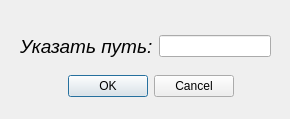
Before: the Qt Designer form OPD/changesourcecsv.ui in ikherty/OPD, drawn with Qt 5.
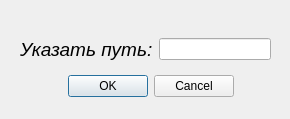
After: the same form once the commit is applied.

Diff of the .ui file:
```diff
--- a/OPD/changesourcecsv.ui
+++ b/OPD/changesourcecsv.ui
@@ -19,7 +19,7 @@
      <x>20</x>
      <y>30</y>
      <width>251</width>
-     <height>32</height>
+     <height>39</height>
     </rect>
    </property>
    <layout class="QHBoxLayout" name="horizontalLayout">
```
Left out of the diff: 2 changed lines with no effect on the pictures.
